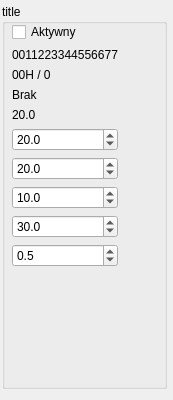
This is src/tempSettings.ui in musashimm/aquamatcontrol as Qt 5 draws it before an edit. The edited form follows.
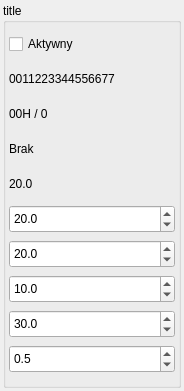
This is the edited form.

```diff
--- a/src/tempSettings.ui
+++ b/src/tempSettings.ui
@@ -6,8 +6,8 @@
    <rect>
     <x>0</x>
     <y>0</y>
-    <width>173</width>
-    <height>400</height>
+    <width>184</width>
+    <height>391</height>
    </rect>
   </property>
   <property name="sizePolicy">
@@ -19,46 +19,46 @@
   <property name="windowTitle">
    <string>Form</string>
   </property>
+  <layout class="QGridLayout" name="gridLayout_2">
+   <property name="margin">
+    <number>3</number>
+   </property>
+   <property name="spacing">
+    <number>3</number>
+   </property>
+   <item row="0" column="0">
   <widget class="QGroupBox" name="groupBox">
-   <property name="geometry">
-    <rect>
-     <x>2</x>
-     <y>4</y>
-     <width>165</width>
-     <height>385</height>
-    </rect>
-   </property>
    <property name="title">
     <string notr="true">title</string>
    </property>
    <property name="flat">
     <bool>false</bool>
    </property>
-   <widget class="QWidget" name="layoutWidget">
-    <property name="geometry">
-     <rect>
-      <x>10</x>
-      <y>18</y>
-      <width>146</width>
-      <height>359</height>
-     </rect>
-    </property>
     <layout class="QVBoxLayout" name="layout">
-     <property name="sizeConstraint">
-      <enum>QLayout::SetFixedSize</enum>
+      <property name="spacing">
+       <number>3</number>
+      </property>
+      <property name="margin">
+       <number>3</number>
      </property>
      <item>
       <widget class="QCheckBox" name="check_tempActive">
        <property name="sizePolicy">
-        <sizepolicy hsizetype="Preferred" vsizetype="Fixed">
+         <sizepolicy hsizetype="Preferred" vsizetype="Preferred">
          <horstretch>0</horstretch>
          <verstretch>0</verstretch>
         </sizepolicy>
        </property>
+        <property name="minimumSize">
+         <size>
+          <width>0</width>
+          <height>28</height>
+         </size>
+        </property>
        <property name="maximumSize">
         <size>
          <width>16777215</width>
-         <height>30</height>
+          <height>28</height>
         </size>
        </property>
        <property name="text">
@@ -80,17 +80,26 @@
          <verstretch>0</verstretch>
         </sizepolicy>
        </property>
+        <property name="minimumSize">
+         <size>
+          <width>0</width>
+          <height>28</height>
+         </size>
+        </property>
        <property name="maximumSize">
         <size>
          <width>16777215</width>
-         <height>30</height>
+          <height>28</height>
         </size>
        </property>
        <property name="text">
         <string>0011223344556677</string>
        </property>
        <property name="alignment">
-        <set>Qt::AlignCenter</set>
+         <set>Qt::AlignLeading|Qt::AlignLeft|Qt::AlignVCenter</set>
+        </property>
+        <property name="margin">
+         <number>0</number>
        </property>
       </widget>
      </item>
@@ -102,10 +111,16 @@
          <verstretch>0</verstretch>
         </sizepolicy>
        </property>
+        <property name="minimumSize">
+         <size>
+          <width>0</width>
+          <height>28</height>
+         </size>
+        </property>
        <property name="maximumSize">
         <size>
          <width>16777215</width>
-         <height>30</height>
+          <height>28</height>
         </size>
        </property>
        <property name="text">
@@ -121,10 +136,16 @@
          <verstretch>0</verstretch>
         </sizepolicy>
        </property>
+        <property name="minimumSize">
+         <size>
+          <width>0</width>
+          <height>28</height>
+         </size>
+        </property>
        <property name="maximumSize">
         <size>
          <width>16777215</width>
-         <height>30</height>
+          <height>28</height>
         </size>
        </property>
        <property name="text">
@@ -140,10 +161,16 @@
          <verstretch>0</verstretch>
         </sizepolicy>
        </property>
+        <property name="minimumSize">
+         <size>
+          <width>0</width>
+          <height>28</height>
+         </size>
+        </property>
        <property name="maximumSize">
         <size>
          <width>16777215</width>
-         <height>30</height>
+          <height>28</height>
         </size>
        </property>
        <property name="text">
@@ -154,15 +181,21 @@
      <item>
       <widget class="QDoubleSpinBox" name="spin_targetTemp">
        <property name="sizePolicy">
-        <sizepolicy hsizetype="Preferred" vsizetype="Fixed">
+         <sizepolicy hsizetype="Preferred" vsizetype="Preferred">
          <horstretch>0</horstretch>
          <verstretch>0</verstretch>
         </sizepolicy>
        </property>
+        <property name="minimumSize">
+         <size>
+          <width>0</width>
+          <height>28</height>
+         </size>
+        </property>
        <property name="maximumSize">
         <size>
          <width>16777215</width>
-         <height>30</height>
+          <height>28</height>
         </size>
        </property>
        <property name="decimals">
@@ -179,15 +212,21 @@
      <item>
       <widget class="QDoubleSpinBox" name="spin_targetNightTemp">
        <property name="sizePolicy">
-        <sizepolicy hsizetype="Preferred" vsizetype="Fixed">
+         <sizepolicy hsizetype="Preferred" vsizetype="Preferred">
          <horstretch>0</horstretch>
          <verstretch>0</verstretch>
         </sizepolicy>
        </property>
+        <property name="minimumSize">
+         <size>
+          <width>0</width>
+          <height>28</height>
+         </size>
+        </property>
        <property name="maximumSize">
         <size>
          <width>16777215</width>
-         <height>30</height>
+          <height>28</height>
         </size>
        </property>
        <property name="decimals">
@@ -204,15 +243,21 @@
      <item>
       <widget class="QDoubleSpinBox" name="spin_minTemp">
        <property name="sizePolicy">
-        <sizepolicy hsizetype="Preferred" vsizetype="Fixed">
+         <sizepolicy hsizetype="Preferred" vsizetype="Preferred">
          <horstretch>0</horstretch>
          <verstretch>0</verstretch>
         </sizepolicy>
        </property>
+        <property name="minimumSize">
+         <size>
+          <width>0</width>
+          <height>28</height>
+         </size>
+        </property>
        <property name="maximumSize">
         <size>
          <width>16777215</width>
-         <height>30</height>
+          <height>28</height>
         </size>
        </property>
        <property name="decimals">
@@ -232,15 +277,21 @@
      <item>
       <widget class="QDoubleSpinBox" name="spin_maxTemp">
        <property name="sizePolicy">
-        <sizepolicy hsizetype="Preferred" vsizetype="Fixed">
+         <sizepolicy hsizetype="Preferred" vsizetype="Preferred">
          <horstretch>0</horstretch>
          <verstretch>0</verstretch>
         </sizepolicy>
        </property>
+        <property name="minimumSize">
+         <size>
+          <width>0</width>
+          <height>28</height>
+         </size>
+        </property>
        <property name="maximumSize">
         <size>
          <width>16777215</width>
-         <height>30</height>
+          <height>28</height>
         </size>
        </property>
        <property name="decimals">
@@ -257,15 +308,21 @@
      <item>
       <widget class="QDoubleSpinBox" name="spin_histeresis">
        <property name="sizePolicy">
-        <sizepolicy hsizetype="Preferred" vsizetype="Fixed">
+         <sizepolicy hsizetype="Preferred" vsizetype="Preferred">
          <horstretch>0</horstretch>
          <verstretch>0</verstretch>
         </sizepolicy>
        </property>
+        <property name="minimumSize">
+         <size>
+          <width>0</width>
+          <height>28</height>
+         </size>
+        </property>
        <property name="maximumSize">
         <size>
          <width>16777215</width>
-         <height>30</height>
+          <height>28</height>
         </size>
        </property>
        <property name="decimals">
@@ -287,7 +344,8 @@
      </item>
     </layout>
    </widget>
-  </widget>
+   </item>
+  </layout>
  </widget>
  <resources/>
  <connections/>
```
Lines whose indentation alone changed are shown as unchanged.
